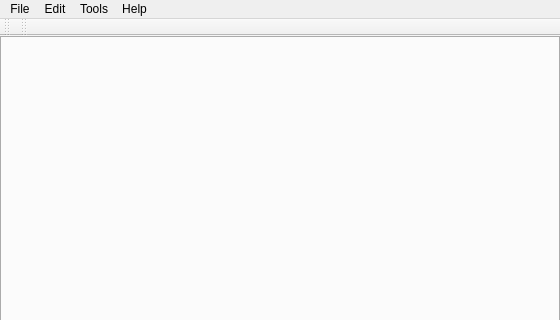
Before: the Qt Designer form qmmp-plugin-pack/src/Ui/simple/forms/mainwindow.ui in djdron/qmmp, drawn with Qt 5; both pictures show x 0 to 560 and y 0 to 320 of the 560 by 479 pixel window.
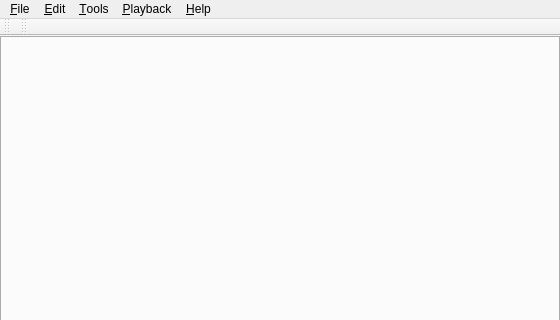
After: the same form once the commit is applied. Icons and pictures are not drawn.

Commit message: simple ui: added playback menu

Patch:
```diff
--- a/qmmp-plugin-pack/src/Ui/simple/forms/mainwindow.ui
+++ b/qmmp-plugin-pack/src/Ui/simple/forms/mainwindow.ui
@@ -45,12 +45,12 @@
    </property>
    <widget class="QMenu" name="menuFile">
     <property name="title">
-     <string>File</string>
+     <string>&amp;File</string>
     </property>
    </widget>
    <widget class="QMenu" name="menuTools">
     <property name="title">
-     <string>Tools</string>
+     <string>&amp;Tools</string>
     </property>
     <addaction name="separator"/>
     <addaction name="actionVisualization"/>
@@ -58,17 +58,23 @@
    </widget>
    <widget class="QMenu" name="menuHelp">
     <property name="title">
-     <string>Help</string>
+     <string>&amp;Help</string>
     </property>
    </widget>
    <widget class="QMenu" name="menuEdit">
     <property name="title">
-     <string>Edit</string>
+     <string>&amp;Edit</string>
+    </property>
+   </widget>
+   <widget class="QMenu" name="menuPlayback">
+    <property name="title">
+     <string>&amp;Playback</string>
     </property>
    </widget>
    <addaction name="menuFile"/>
    <addaction name="menuEdit"/>
    <addaction name="menuTools"/>
+   <addaction name="menuPlayback"/>
    <addaction name="menuHelp"/>
   </widget>
   <widget class="QToolBar" name="buttonsToolBar">
```
The commit also changes 1 other file.
